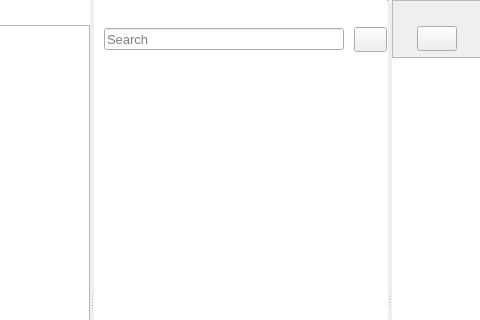
Before: the Qt Designer form src/mainwindow.ui in nuttyartist/notes, drawn with Qt 5; both pictures show x 202 to 682 and y 0 to 320 of the 900 by 600 pixel window.
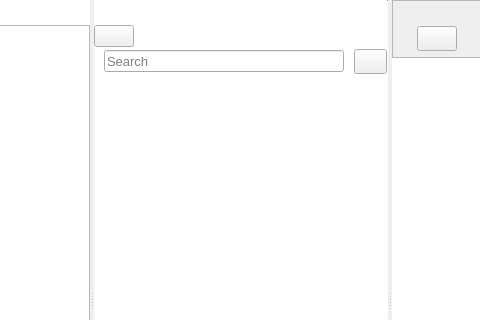
After: the same form once the commit is applied. Icons and pictures are not drawn. Custom widgets are drawn as their Qt base class.

```diff
--- a/src/mainwindow.ui
+++ b/src/mainwindow.ui
@@ -203,6 +203,30 @@
                </property>
               </spacer>
              </item>
+             <item>
+              <layout class="QHBoxLayout" name="horizontalLayout">
+               <item>
+                <widget class="PushButtonType" name="toggleTreeViewButton">
+                 <property name="text">
+                  <string/>
+                 </property>
+                </widget>
+               </item>
+               <item>
+                <spacer name="horizontalSpacer_4">
+                 <property name="orientation">
+                  <enum>Qt::Horizontal</enum>
+                 </property>
+                 <property name="sizeHint" stdset="0">
+                  <size>
+                   <width>40</width>
+                   <height>20</height>
+                  </size>
+                 </property>
+                </spacer>
+               </item>
+              </layout>
+             </item>
              <item>
               <spacer name="verticalSpacer">
                <property name="orientation">
@@ -841,6 +865,11 @@
    <extends>QListView</extends>
    <header>taglistview.h</header>
   </customwidget>
+  <customwidget>
+   <class>PushButtonType</class>
+   <extends>QPushButton</extends>
+   <header>pushbuttontype.h</header>
+  </customwidget>
  </customwidgets>
  <resources>
   <include location="images.qrc"/>
```
